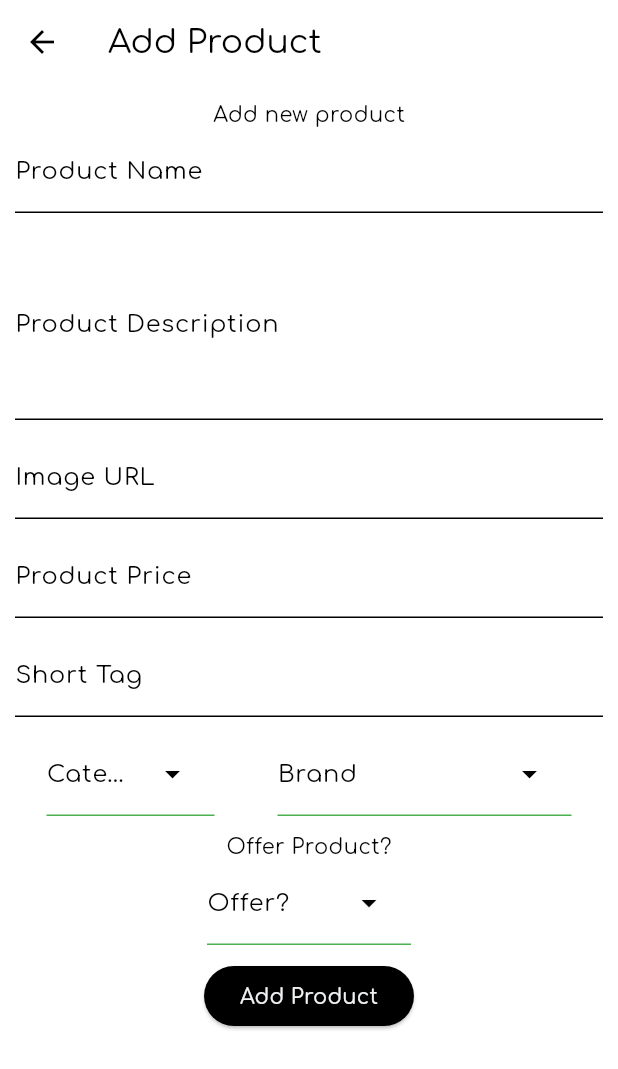
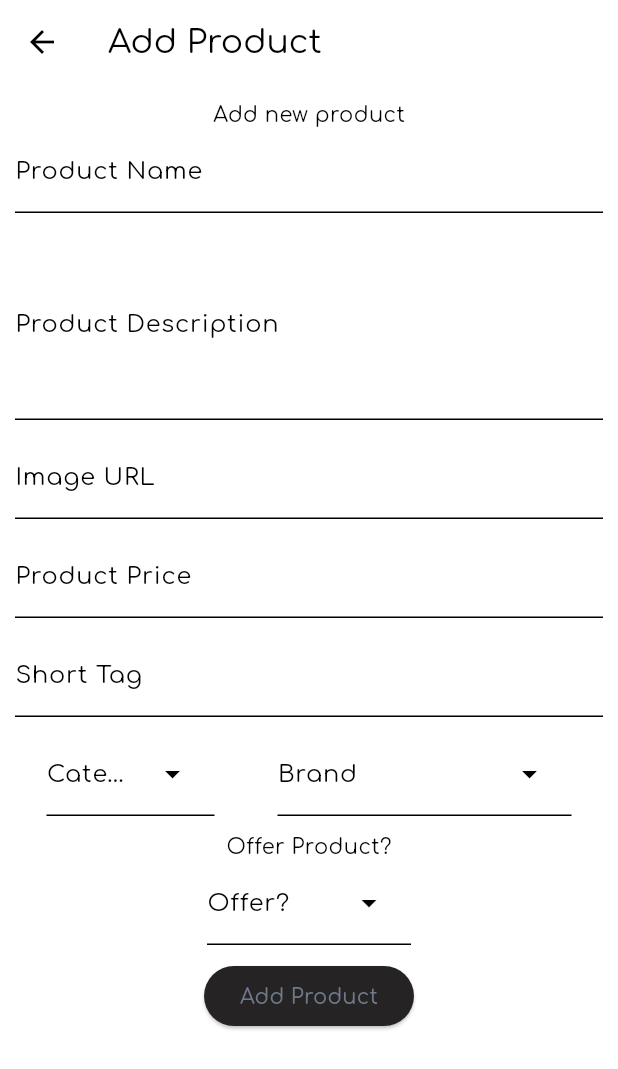
Before and after one commit to mrcodefrost/kriminal_fashion_ecommerce, a Flutter app: the AddProductScreen screen opened directly, on a phone screen of 412 x 824 dp. Shown: the top 1069 px of the screen. Run offline on Flutter 3.47's test engine with Material 3 defaults, Android fonts, the phone set to English and light mode, and no system bars; our stand-ins replace cloud_firestore, firebase_core, get, google_fonts, liquid_pull_to_refresh, shared_preferences; accounts and stored records are empty; generated files the repository leaves out were written again.

Commit message:
color update in drop down & add buttons

```diff
--- a/lib/screens/add_product_screen.dart
+++ b/lib/screens/add_product_screen.dart
@@ -131,8 +131,8 @@ class AddProductScreen extends StatelessWidget {
               ),
               ElevatedButton(
                   style: ElevatedButton.styleFrom(
-                    backgroundColor: context.theme.colorScheme.primary,
-                    foregroundColor: context.theme.colorScheme.tertiary,
+                    backgroundColor: context.theme.colorScheme.secondary,
+                    foregroundColor: context.theme.colorScheme.inversePrimary,
                   ),
                   onPressed: () async {
                     homeController.addProduct();
--- a/lib/widgets/custom_drop_down_menu.dart
+++ b/lib/widgets/custom_drop_down_menu.dart
@@ -1,4 +1,5 @@
 import 'package:flutter/material.dart';
+import 'package:get/get.dart';
 
 class CustomDropDownMenu extends StatelessWidget {
   final List<String> items;
@@ -23,15 +24,15 @@ class CustomDropDownMenu extends StatelessWidget {
   @override
   Widget build(BuildContext context) {
     return DropdownMenu(
-      inputDecorationTheme: const InputDecorationTheme(
+      inputDecorationTheme: InputDecorationTheme(
         focusedBorder: UnderlineInputBorder(
           borderSide: BorderSide(
-            color: Colors.orange,
+            color: context.theme.colorScheme.primary,
           ),
         ),
         enabledBorder: UnderlineInputBorder(
           borderSide: BorderSide(
-            color: Colors.green,
+            color: context.theme.colorScheme.primary,
           ),
         ),
       ),
```
